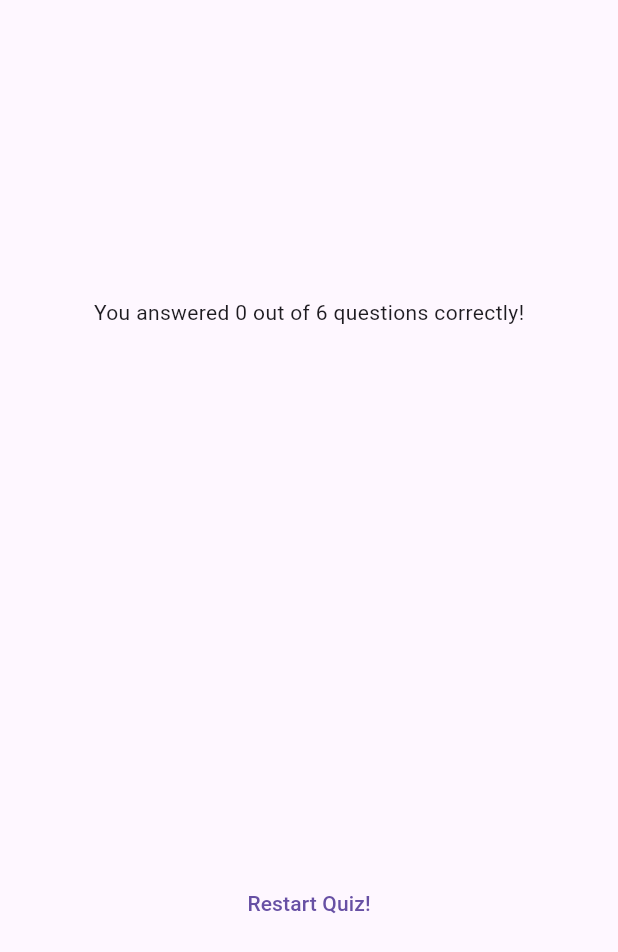
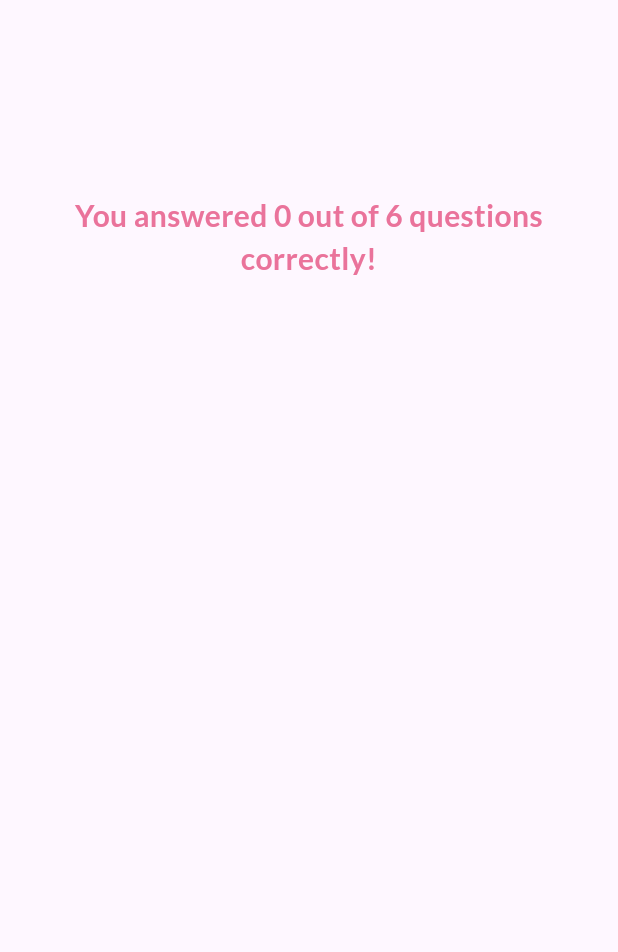
Before and after one commit to lightrao/fundamentals_deep_dive_quiz_app, a Flutter app: the ResultsScreen widget shown alone on an empty page, opened directly with empty values, on a phone screen of 412 x 824 dp. Shown: the top 952 px of the screen. Run offline on Flutter 3.47's test engine with Material 3 defaults, Android fonts, the phone set to English and light mode, and no system bars; our stand-ins replace google_fonts.

Commit message:
style the results screen

```diff
--- /dev/null
+++ b/lib/questions_summary/questions_summary.dart
@@ -0,0 +1,25 @@
+import 'package:flutter/material.dart';
+
+import 'package:fundamentals_deep_dive_quiz_app/questions_summary/summary_item.dart';
+
+class QuestionsSummary extends StatelessWidget {
+  const QuestionsSummary(this.summaryData, {super.key});
+
+  final List<Map<String, Object>> summaryData;
+
+  @override
+  Widget build(BuildContext context) {
+    return SizedBox(
+      height: 400,
+      child: SingleChildScrollView(
+        child: Column(
+          children: summaryData.map(
+            (data) {
+              return SummaryItem(data);
+            },
+          ).toList(),
+        ),
+      ),
+    );
+  }
+}
--- a/lib/results_screen.dart
+++ b/lib/results_screen.dart
@@ -1,11 +1,17 @@
 import 'package:flutter/material.dart';
 
 import 'package:fundamentals_deep_dive_quiz_app/data/questions.dart';
-import 'package:fundamentals_deep_dive_quiz_app/questions_summary.dart';
+import 'package:fundamentals_deep_dive_quiz_app/questions_summary/questions_summary.dart';
+import 'package:google_fonts/google_fonts.dart';
 
 class ResultsScreen extends StatelessWidget {
-  const ResultsScreen({super.key, required this.chosenAnswers});
+  const ResultsScreen({
+    super.key,
+    required this.chosenAnswers,
+    required this.onRestart,
+  });
 
+  final void Function() onRestart;
   final List<String> chosenAnswers;
 
   List<Map<String, Object>> getSummaryData() {
@@ -42,6 +48,12 @@
           children: [
             Text(
               'You answered $numCorrectQuestions out of $numTotalQuesitons questions correctly!',
+              style: GoogleFonts.lato(
+                color: const Color.fromARGB(255, 234, 115, 155),
+                fontSize: 20,
+                fontWeight: FontWeight.bold,
+              ),
+              textAlign: TextAlign.center,
             ),
             const SizedBox(
               height: 30,
@@ -50,9 +62,13 @@
             const SizedBox(
               height: 30,
             ),
-            TextButton(
-              onPressed: () {},
-              child: const Text('Restart Quiz!'),
+            TextButton.icon(
+              onPressed: onRestart,
+              style: TextButton.styleFrom(
+                foregroundColor: Colors.white,
+              ),
+              icon: const Icon(Icons.refresh),
+              label: const Text('Restart Quiz!'),
             ),
           ],
         ),
```
Also changed, not shown: lib/questions_summary.dart (deleted, +0 -39 lines), lib/questions_summary/question_identifier.dart (added, +35 -0 lines), lib/questions_summary/summary_item.dart (added, +65 -0 lines), lib/quiz.dart (+8 -0 lines).
